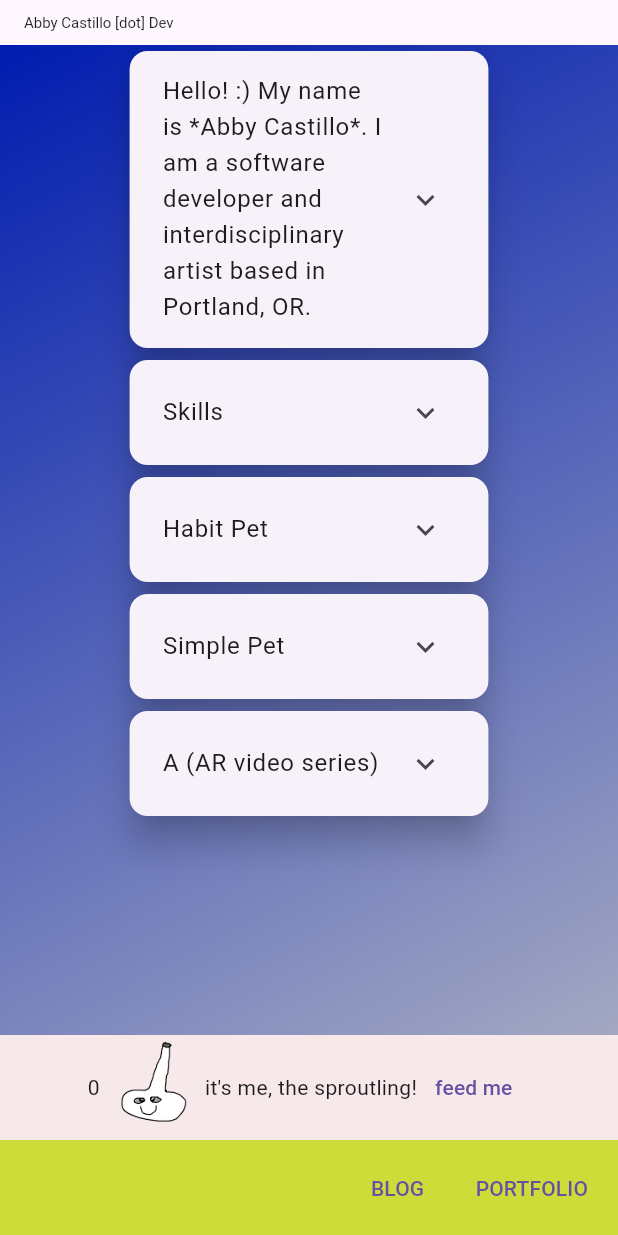
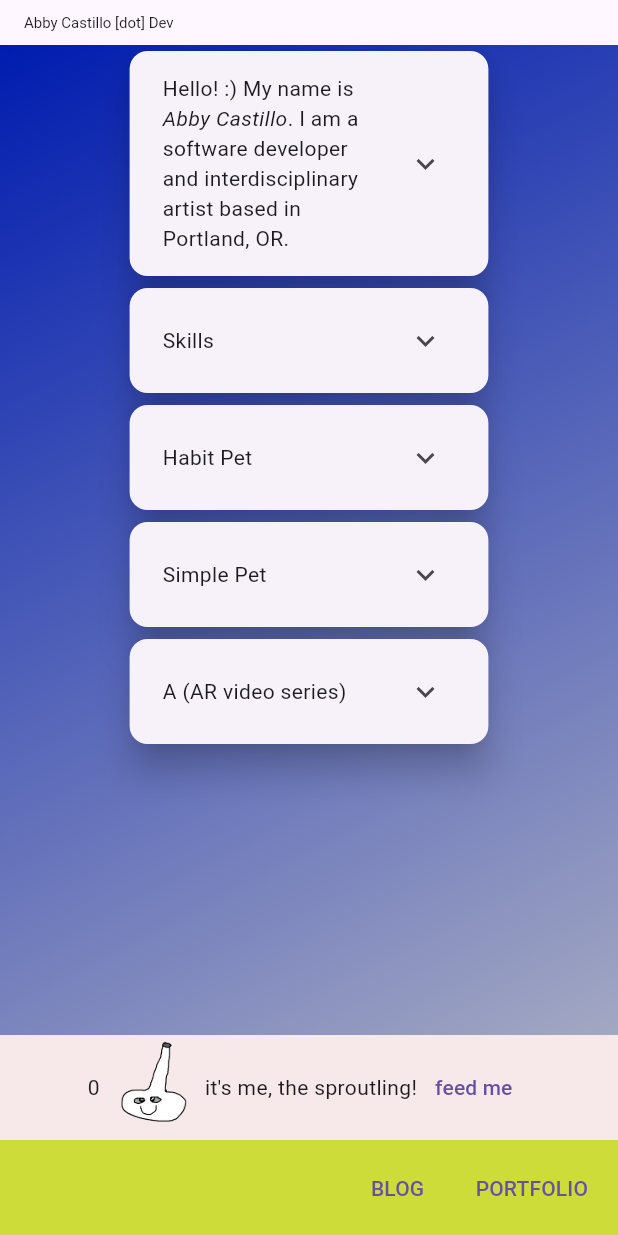
Before and after one commit to abbymachines/flutter-dev-portfolio, a Flutter app: the screen it shows after launch, on a phone screen of 412 x 824 dp. Run offline on Flutter 3.47's test engine with Material 2 defaults, Android fonts, the phone set to English and light mode, and no system bars; drawn by our look-alikes of flutter_markdown.

Commit message:
replace text inside expansiontiles with markdownbody text

```diff
--- a/lib/widgets/items/item.dart
+++ b/lib/widgets/items/item.dart
@@ -43,11 +43,11 @@ class _ItemState extends State<Item> {
             padding: const EdgeInsets.only(
                 top: 6.0, left: 6.0, right: 6.0, bottom: 6.0),
             child: ExpansionTile(
-              title: Text(widget.item.label),
+              title: MarkdownBody(data: widget.item.label),
               children: <Widget>[
                 MarkdownBody(data: widget.item.label),
-                Text(widget.item.mainText),
-                Text(widget.item.expandedText),
+                MarkdownBody(data: widget.item.mainText),
+                MarkdownBody(data: widget.item.expandedText),
               ],
             ),
           ),
```
